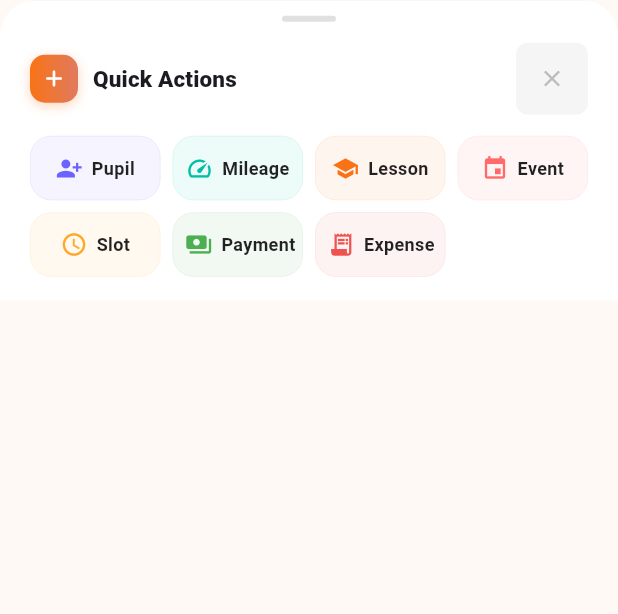
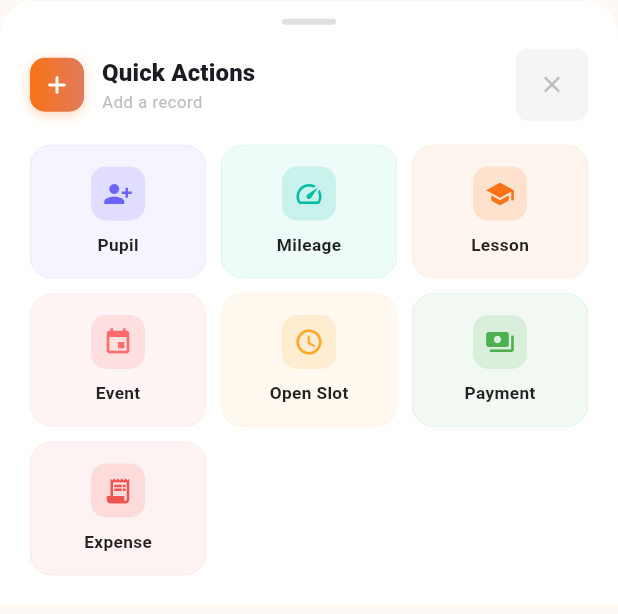
Before and after one commit to Naim-006/lesson-tracker-pro-app, a Flutter app: the QuickAddSheet widget shown alone on an empty page, opened directly, on a phone screen of 412 x 824 dp. Shown: the top 614 px of the screen. Run offline on Flutter 3.47's test engine with Material 3 defaults, Android fonts, the light colour scheme and no system bars; our stand-ins replace flutter_riverpod, flutter_secure_storage, google_fonts, image_picker, local_auth, share_plus and 2 more; accounts and stored records are empty; network calls fail.

Commit message:
Balanced compact quick add - 3x3 grid with icon cards

```diff
--- a/lib/features/quick_add/quick_add_sheet.dart
+++ b/lib/features/quick_add/quick_add_sheet.dart
@@ -54,11 +54,10 @@ class QuickAddSheet extends ConsumerWidget {
             ),
             child: SafeArea(
               top: false,
-              child: Padding(
-                padding: const EdgeInsets.fromLTRB(20, 10, 20, 16),
               child: Column(
                 mainAxisSize: MainAxisSize.min,
                 children: [
+                  const SizedBox(height: 12),
                   Container(
                     width: 36, height: 4,
                     decoration: BoxDecoration(
@@ -66,11 +65,13 @@ class QuickAddSheet extends ConsumerWidget {
                       borderRadius: BorderRadius.circular(2),
                     ),
                   ),
-                    const SizedBox(height: 14),
-                    Row(
+                  const SizedBox(height: 16),
+                  Padding(
+                    padding: const EdgeInsets.symmetric(horizontal: 20),
+                    child: Row(
                       children: [
                         Container(
-                          padding: const EdgeInsets.all(7),
+                          padding: const EdgeInsets.all(8),
                           decoration: BoxDecoration(
                             gradient: LinearGradient(colors: [AppColors.sunsetBright, AppColors.sunset]),
                             borderRadius: BorderRadius.circular(10),
@@ -78,11 +79,20 @@ class QuickAddSheet extends ConsumerWidget {
                               BoxShadow(color: AppColors.sunsetBright.withValues(alpha: 0.3), blurRadius: 6, offset: const Offset(0, 2)),
                             ],
                           ),
-                          child: const Icon(Icons.add_rounded, color: Colors.white, size: 18),
+                          child: const Icon(Icons.add_rounded, color: Colors.white, size: 20),
                         ),
-                        const SizedBox(width: 10),
-                        Text('Quick Actions', style: Theme.of(context).textTheme.titleSmall?.copyWith(fontWeight: FontWeight.w800, fontSize: 15)),
-                        const Spacer(),
+                        const SizedBox(width: 12),
+                        Expanded(
+                          child: Column(
+                            crossAxisAlignment: CrossAxisAlignment.start,
+                            children: [
+                              Text('Quick Actions', style: Theme.of(context).textTheme.titleSmall?.copyWith(fontWeight: FontWeight.w800, fontSize: 16)),
+                              const SizedBox(height: 1),
+                              Text('Add a record', style: Theme.of(context).textTheme.bodySmall?.copyWith(
+                                color: isDark ? Colors.white.withValues(alpha: 0.4) : Colors.grey.shade400, fontSize: 11)),
+                            ],
+                          ),
+                        ),
                         Container(
                           decoration: BoxDecoration(
                             color: isDark ? Colors.white.withValues(alpha: 0.08) : Colors.grey.shade100,
@@ -97,21 +107,46 @@ class QuickAddSheet extends ConsumerWidget {
                         ),
                       ],
                     ),
-                    const SizedBox(height: 14),
-                    _buildRow(isDark, [
-                      _CompactAction(icon: Icons.person_add_alt_1, label: 'Pupil', color: const Color(0xFF6C63FF), onTap: () => go(const PupilFormScreen())),
-                      _CompactAction(icon: Icons.speed, label: 'Mileage', color: const Color(0xFF00BFA5), onTap: () { Navigator.pop(context); showDialog(context: context, builder: (_) => const MileageDialog()); }),
-                      _CompactAction(icon: Icons.school, label: 'Lesson', color: AppColors.sunsetBright, onTap: () => go(const LessonFormScreen())),
-                      _CompactAction(icon: Icons.event, label: 'Event', color: const Color(0xFFFF6B6B), onTap: () => go(const EventFormScreen())),
-                    ]),
-                    const SizedBox(height: 8),
-                    _buildRow(isDark, [
-                      _CompactAction(icon: Icons.schedule, label: 'Slot', color: const Color(0xFFFFA726), onTap: () => go(const OpenSlotFormScreen())),
-                      _CompactAction(icon: Icons.payments, label: 'Payment', color: const Color(0xFF4CAF50), onTap: () => go(const PaymentFormScreen())),
-                      _CompactAction(icon: Icons.receipt_long, label: 'Expense', color: const Color(0xFFEF5350), onTap: () => go(const ExpenseFormScreen())),
-                    ]),
+                  ),
+                  const SizedBox(height: 16),
+                  Padding(
+                    padding: const EdgeInsets.symmetric(horizontal: 20),
+                    child: Column(
+                      children: [
+                        Row(
+                          children: [
+                            Expanded(child: _MedAction(icon: Icons.person_add_alt_1, label: 'Pupil', color: const Color(0xFF6C63FF), isDark: isDark, onTap: () => go(const PupilFormScreen()))),
+                            const SizedBox(width: 10),
+                            Expanded(child: _MedAction(icon: Icons.speed, label: 'Mileage', color: const Color(0xFF00BFA5), isDark: isDark, onTap: () { Navigator.pop(context); showDialog(context: context, builder: (_) => const MileageDialog()); })),
+                            const SizedBox(width: 10),
+                            Expanded(child: _MedAction(icon: Icons.school, label: 'Lesson', color: AppColors.sunsetBright, isDark: isDark, onTap: () => go(const LessonFormScreen()))),
                           ],
                         ),
+                        const SizedBox(height: 10),
+                        Row(
+                          children: [
+                            Expanded(child: _MedAction(icon: Icons.event, label: 'Event', color: const Color(0xFFFF6B6B), isDark: isDark, onTap: () => go(const EventFormScreen()))),
+                            const SizedBox(width: 10),
+                            Expanded(child: _MedAction(icon: Icons.schedule, label: 'Open Slot', color: const Color(0xFFFFA726), isDark: isDark, onTap: () => go(const OpenSlotFormScreen()))),
+                            const SizedBox(width: 10),
+                            Expanded(child: _MedAction(icon: Icons.payments, label: 'Payment', color: const Color(0xFF4CAF50), isDark: isDark, onTap: () => go(const PaymentFormScreen()))),
+                          ],
+                        ),
+                        const SizedBox(height: 10),
+                        Row(
+                          children: [
+                            Expanded(child: _MedAction(icon: Icons.receipt_long, label: 'Expense', color: const Color(0xFFEF5350), isDark: isDark, onTap: () => go(const ExpenseFormScreen()))),
+                            const SizedBox(width: 10),
+                            const Expanded(child: SizedBox()),
+                            const SizedBox(width: 10),
+                            const Expanded(child: SizedBox()),
+                          ],
+                        ),
+                      ],
+                    ),
+                  ),
+                  const SizedBox(height: 20),
+                ],
               ),
             ),
           ),
@@ -119,55 +154,46 @@ class QuickAddSheet extends ConsumerWidget {
       ),
     );
   }
-
-  Widget _buildRow(bool isDark, List<_CompactAction> items) {
-    return Row(
-      children: [
-        for (int i = 0; i < items.length; i++) ...[
-          Expanded(child: items[i]),
-          if (i < items.length - 1) const SizedBox(width: 8),
-        ],
-        if (items.length < 4) ...[
-          const SizedBox(width: 8),
-          Expanded(child: SizedBox(height: items.length < 4 ? 0 : null)),
-        ],
-      ],
-    );
-  }
 }
 
-class _CompactAction extends StatelessWidget {
-  const _CompactAction({required this.icon, required this.label, required this.color, required this.onTap});
+class _MedAction extends StatelessWidget {
+  const _MedAction({required this.icon, required this.label, required this.color, required this.isDark, required this.onTap});
 
   final IconData icon;
   final String label;
   final Color color;
+  final bool isDark;
   final VoidCallback onTap;
 
   @override
   Widget build(BuildContext context) {
-    final isDark = Theme.of(context).brightness == Brightness.dark;
     return Material(
       color: Colors.transparent,
       child: InkWell(
         onTap: onTap,
         borderRadius: BorderRadius.circular(14),
         child: Container(
-          padding: const EdgeInsets.symmetric(vertical: 12, horizontal: 8),
+          padding: const EdgeInsets.symmetric(vertical: 14, horizontal: 8),
           decoration: BoxDecoration(
             color: color.withValues(alpha: isDark ? 0.1 : 0.07),
             borderRadius: BorderRadius.circular(14),
             border: Border.all(color: color.withValues(alpha: isDark ? 0.12 : 0.1), width: 0.5),
           ),
-          child: Row(
-            mainAxisAlignment: MainAxisAlignment.center,
+          child: Column(
             children: [
-              Icon(icon, color: color, size: 18),
-              const SizedBox(width: 6),
+              Container(
+                padding: const EdgeInsets.all(8),
+                decoration: BoxDecoration(
+                  color: color.withValues(alpha: 0.15),
+                  borderRadius: BorderRadius.circular(10),
+                ),
+                child: Icon(icon, color: color, size: 20),
+              ),
+              const SizedBox(height: 8),
               Text(
                 label,
                 style: TextStyle(
-                  fontSize: 12,
+                  fontSize: 11.5,
                   fontWeight: FontWeight.w600,
                   color: isDark ? Colors.white.withValues(alpha: 0.85) : Colors.black87,
                 ),
```
Lines whose indentation alone changed are shown as unchanged.
